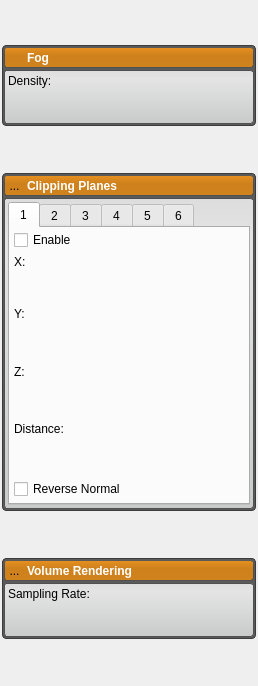
Before: the Qt Designer form src/Interface/Application/RenderingDockWidget.ui in SCIInstitute/Seg3D, drawn with Qt 5.
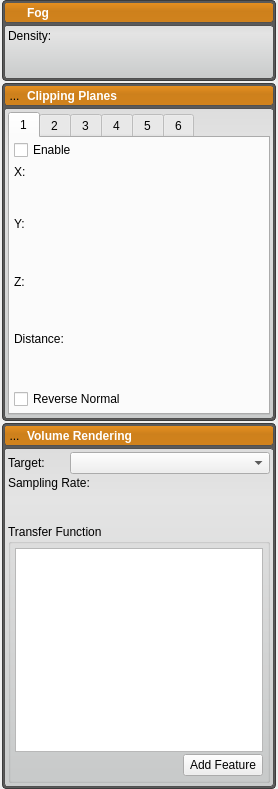
After: the same form once the commit is applied. Icons and pictures are not drawn. Custom widgets are drawn as their Qt base class.

Commit message: Initial code for transfer function editor. It's not fully functional yet.

```diff
--- a/src/Interface/Application/RenderingDockWidget.ui
+++ b/src/Interface/Application/RenderingDockWidget.ui
@@ -6,8 +6,8 @@
    <rect>
     <x>0</x>
     <y>0</y>
-    <width>258</width>
-    <height>686</height>
+    <width>278</width>
+    <height>789</height>
    </rect>
   </property>
   <property name="sizePolicy">
@@ -16,12 +16,6 @@
     <verstretch>0</verstretch>
    </sizepolicy>
   </property>
-  <property name="minimumSize">
-   <size>
-    <width>255</width>
-    <height>529</height>
-   </size>
-  </property>
   <property name="styleSheet">
    <string notr="true">QLabel#fog_label_{
   color: white;
@@ -1252,7 +1246,7 @@
     <item>
      <widget class="QWidget" name="vr_widget_" native="true">
       <property name="sizePolicy">
-       <sizepolicy hsizetype="Preferred" vsizetype="Fixed">
+       <sizepolicy hsizetype="Preferred" vsizetype="Preferred">
         <horstretch>0</horstretch>
         <verstretch>0</verstretch>
        </sizepolicy>
@@ -1266,6 +1260,12 @@
        </property>
        <item>
         <widget class="QWidget" name="vr_header_bkg_" native="true">
+         <property name="sizePolicy">
+          <sizepolicy hsizetype="Preferred" vsizetype="Fixed">
+           <horstretch>0</horstretch>
+           <verstretch>0</verstretch>
+          </sizepolicy>
+         </property>
          <layout class="QVBoxLayout" name="verticalLayout_20">
           <property name="spacing">
            <number>0</number>
@@ -1333,6 +1333,12 @@
        </item>
        <item>
         <widget class="QWidget" name="vr_content_" native="true">
+         <property name="sizePolicy">
+          <sizepolicy hsizetype="Preferred" vsizetype="Preferred">
+           <horstretch>0</horstretch>
+           <verstretch>0</verstretch>
+          </sizepolicy>
+         </property>
          <layout class="QVBoxLayout" name="verticalLayout_21">
           <property name="spacing">
            <number>2</number>
@@ -1340,8 +1346,40 @@
           <property name="margin">
            <number>4</number>
           </property>
+          <item>
+           <layout class="QHBoxLayout" name="horizontalLayout_4">
+            <property name="topMargin">
+             <number>0</number>
+            </property>
+            <property name="bottomMargin">
+             <number>0</number>
+            </property>
+            <item>
+             <widget class="QLabel" name="label_27">
+              <property name="maximumSize">
+               <size>
+                <width>60</width>
+                <height>16777215</height>
+               </size>
+              </property>
+              <property name="text">
+               <string>Target:</string>
+              </property>
+             </widget>
+            </item>
+            <item>
+             <widget class="QComboBox" name="comboBox"/>
+            </item>
+           </layout>
+          </item>
           <item>
            <widget class="QLabel" name="label_26">
+            <property name="sizePolicy">
+             <sizepolicy hsizetype="Preferred" vsizetype="Fixed">
+              <horstretch>0</horstretch>
+              <verstretch>0</verstretch>
+             </sizepolicy>
+            </property>
             <property name="text">
              <string>Sampling Rate:</string>
             </property>
@@ -1363,6 +1401,74 @@
             </property>
            </widget>
           </item>
+          <item>
+           <widget class="QGroupBox" name="groupBox">
+            <property name="title">
+             <string>Transfer Function</string>
+            </property>
+            <layout class="QVBoxLayout" name="verticalLayout_22">
+             <property name="spacing">
+              <number>2</number>
+             </property>
+             <property name="margin">
+              <number>4</number>
+             </property>
+             <item>
+              <widget class="QtUtils::QtHistogramGraph" name="histogram_" native="true">
+               <layout class="QVBoxLayout" name="verticalLayout_23">
+                <property name="spacing">
+                 <number>0</number>
+                </property>
+                <property name="margin">
+                 <number>0</number>
+                </property>
+                <item>
+                 <widget class="QtUtils::QtTransferFunctionView" name="tf_view_">
+                  <property name="renderHints">
+                   <set>QPainter::Antialiasing|QPainter::TextAntialiasing</set>
+                  </property>
+                 </widget>
+                </item>
+               </layout>
+              </widget>
+             </item>
+             <item>
+              <layout class="QHBoxLayout" name="horizontalLayout_5">
+               <property name="bottomMargin">
+                <number>0</number>
+               </property>
+               <item>
+                <spacer name="horizontalSpacer">
+                 <property name="orientation">
+                  <enum>Qt::Horizontal</enum>
+                 </property>
+                 <property name="sizeHint" stdset="0">
+                  <size>
+                   <width>40</width>
+                   <height>20</height>
+                  </size>
+                 </property>
+                </spacer>
+               </item>
+               <item>
+                <widget class="QPushButton" name="add_feature_button_">
+                 <property name="text">
+                  <string>Add Feature</string>
+                 </property>
+                </widget>
+               </item>
+              </layout>
+             </item>
+             <item>
+              <layout class="QVBoxLayout" name="feature_control_layout_">
+               <property name="spacing">
+                <number>4</number>
+               </property>
+              </layout>
+             </item>
+            </layout>
+           </widget>
+          </item>
          </layout>
         </widget>
        </item>
@@ -1379,6 +1485,17 @@
    <header location="global">QtUtils/Widgets/QtSliderDoubleCombo.h</header>
    <container>1</container>
   </customwidget>
+  <customwidget>
+   <class>QtUtils::QtHistogramGraph</class>
+   <extends>QWidget</extends>
+   <header location="global">QtUtils/Widgets/QtHistogramGraph.h</header>
+   <container>1</container>
+  </customwidget>
+  <customwidget>
+   <class>QtUtils::QtTransferFunctionView</class>
+   <extends>QGraphicsView</extends>
+   <header location="global">QtUtils/Widgets/QtTransferFunctionView.h</header>
+  </customwidget>
  </customwidgets>
  <resources>
   <include location="../../Resources/QtResources.qrc"/>
```
The commit also changes 37 other files.
